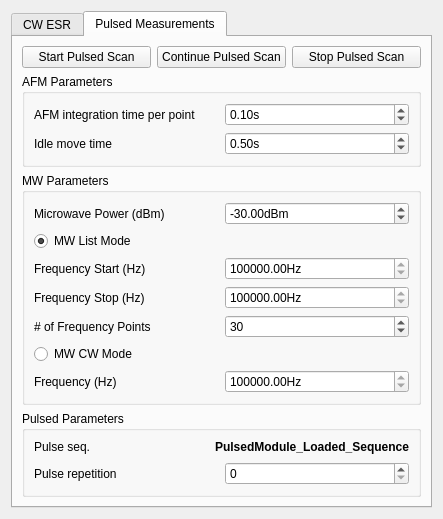
Before: the Qt Designer form gui/qafm/ui_quantitative_mode.ui in sriharijayaram5/qudi, drawn with Qt 5.
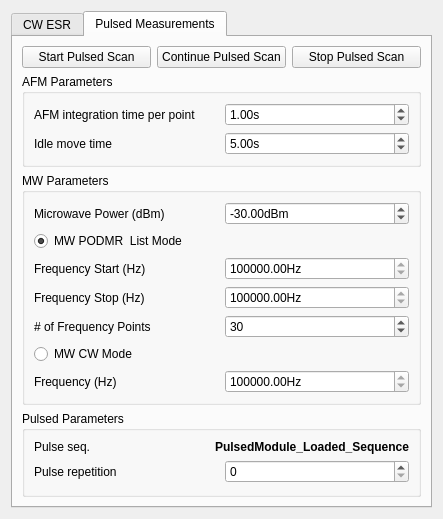
After: the same form once the commit is applied. Custom widgets are drawn as their Qt base class.

Commit message: working SPM PODMR

What changed in the file:
```diff
--- a/gui/qafm/ui_quantitative_mode.ui
+++ b/gui/qafm/ui_quantitative_mode.ui
@@ -7,7 +7,7 @@
     <x>0</x>
     <y>0</y>
     <width>410</width>
-    <height>474</height>
+    <height>500</height>
    </rect>
   </property>
   <property name="windowTitle">
@@ -337,7 +337,7 @@
              <double>0.100000000000000</double>
             </property>
             <property name="value">
-             <double>0.100000000000000</double>
+             <double>1.000000000000000</double>
             </property>
            </widget>
           </item>
@@ -356,7 +356,7 @@
              <double>0.100000000000000</double>
             </property>
             <property name="value">
-             <double>0.500000000000000</double>
+             <double>5.000000000000000</double>
             </property>
            </widget>
           </item>
@@ -418,7 +418,7 @@
              <string>&lt;html&gt;&lt;head/&gt;&lt;body&gt;&lt;p&gt;It is expected that only one resonance peak of the NV is measured.&lt;/p&gt;&lt;/body&gt;&lt;/html&gt;</string>
             </property>
             <property name="text">
-             <string>MW List Mode</string>
+             <string>MW PODMR  List Mode</string>
             </property>
             <property name="checked">
              <bool>true</bool>
@@ -557,8 +557,6 @@
          <property name="title">
           <string>Pulsed Parameters</string>
          </property>
-         <layout class="QGridLayout" name="gridLayout">
-          <item row="0" column="0">
            <layout class="QFormLayout" name="formLayout">
             <item row="0" column="0">
              <widget class="QLabel" name="label_19">
@@ -584,9 +582,7 @@
               </property>
              </widget>
             </item>
-           </layout>
-          </item>
-          <item row="1" column="0">
+          <item row="1" column="0" colspan="2">
            <layout class="QHBoxLayout" name="horizontalLayout_2">
             <item>
              <widget class="QLabel" name="label_18">
```
Left out of the diff: 2 changed lines with no effect on the pictures. Lines whose indentation alone changed are shown as unchanged. The commit also changes 3 other files.
